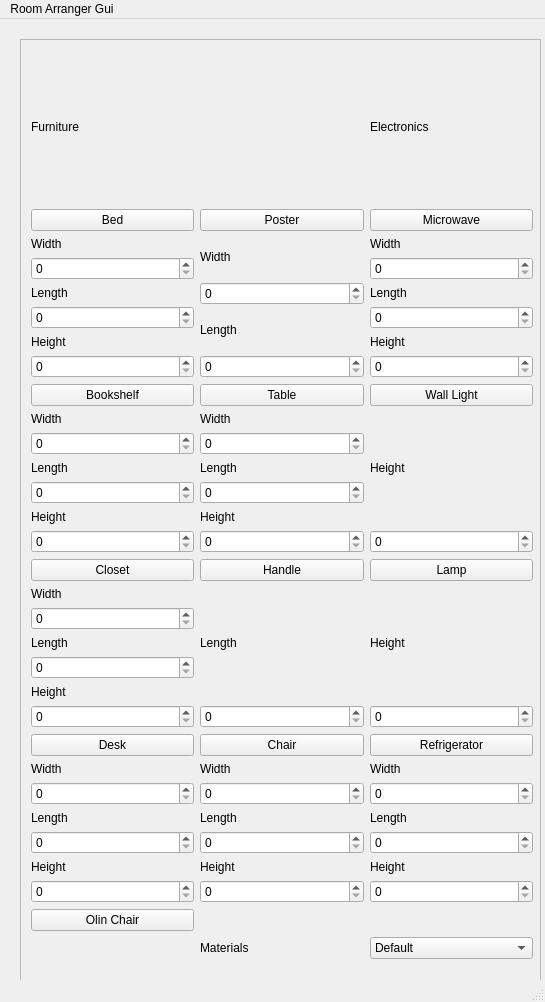
The window that Gui4.ui (nlintz/Room-Arranger) describes before a commit, drawn with Qt 5.
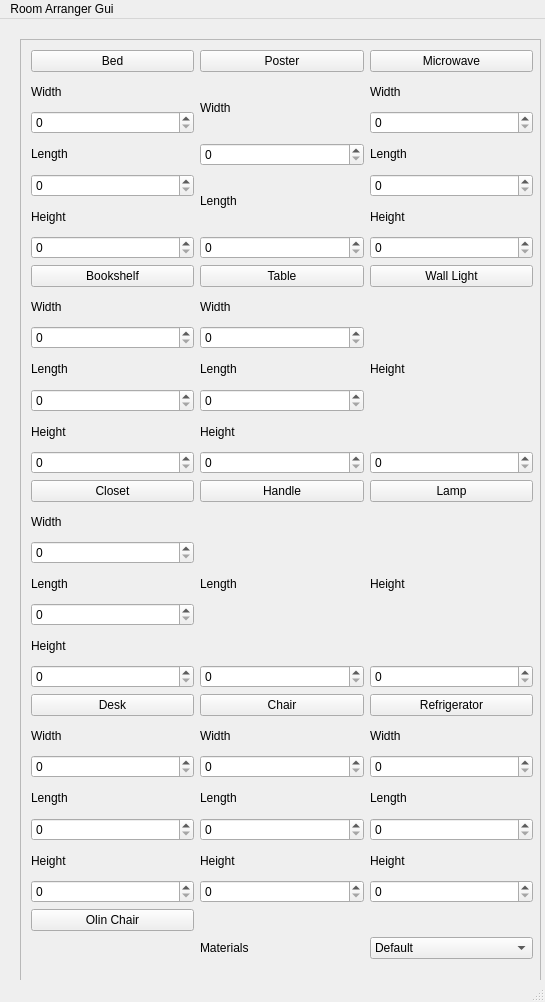
The same window after the commit.

Commit message: fixing header space

```diff
--- a/Gui4.ui
+++ b/Gui4.ui
@@ -45,7 +45,7 @@
        </rect>
       </property>
       <layout class="QGridLayout" name="gridLayout_3">
-       <item row="1" column="0">
+       <item row="0" column="0">
         <layout class="QGridLayout" name="gridLayout">
          <item row="0" column="2">
           <widget class="QPushButton" name="MicrowaveButton">
@@ -687,39 +687,32 @@
          </item>
         </layout>
        </item>
-       <item row="0" column="0">
-        <layout class="QVBoxLayout" name="verticalLayout_2">
-         <item>
-          <layout class="QGridLayout" name="gridLayout_2">
-           <item row="0" column="2">
-            <widget class="QLabel" name="label_8">
-             <property name="text">
-              <string>Electronics</string>
-             </property>
-            </widget>
-           </item>
-           <item row="0" column="0">
-            <widget class="QLabel" name="label_6">
-             <property name="text">
-              <string>Furniture</string>
-             </property>
-            </widget>
-           </item>
-           <item row="0" column="1">
-            <widget class="QLabel" name="label_7">
-             <property name="text">
-              <string/>
-             </property>
-            </widget>
-           </item>
-          </layout>
-         </item>
-        </layout>
-       </item>
       </layout>
      </widget>
     </widget>
    </widget>
+   <widget class="QWidget" name="">
+    <property name="geometry">
+     <rect>
+      <x>0</x>
+      <y>0</y>
+      <width>2</width>
+      <height>2</height>
+     </rect>
+    </property>
+    <layout class="QVBoxLayout" name="verticalLayout_3"/>
+   </widget>
+   <widget class="QWidget" name="">
+    <property name="geometry">
+     <rect>
+      <x>0</x>
+      <y>0</y>
+      <width>2</width>
+      <height>2</height>
+     </rect>
+    </property>
+    <layout class="QVBoxLayout" name="verticalLayout_6"/>
+   </widget>
   </widget>
   <widget class="QMenuBar" name="menubar">
    <property name="geometry">
```
The commit also changes 1 other file.
